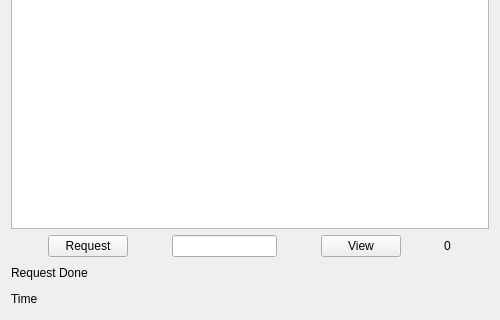
Old version of the form userimagesdialog.ui in the repository hassan-kandil/DistImage; both pictures show x 0 to 500 and y 180 to 500 of the 500 by 500 pixel window.
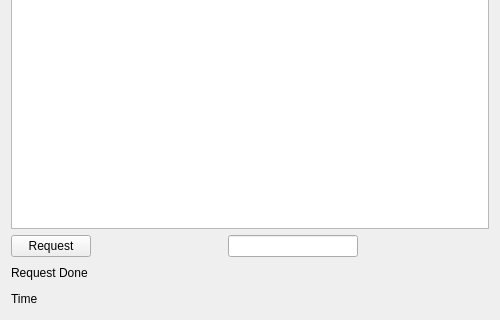
New version of the form.

Commit message: My image view

What changed in the file:
```diff
--- a/userimagesdialog.ui
+++ b/userimagesdialog.ui
@@ -50,19 +50,6 @@
    </item>
    <item>
     <layout class="QHBoxLayout" name="horizontalLayout">
-     <item>
-      <spacer name="horizontalSpacer_2">
-       <property name="orientation">
-        <enum>Qt::Horizontal</enum>
-       </property>
-       <property name="sizeHint" stdset="0">
-        <size>
-         <width>40</width>
-         <height>20</height>
-        </size>
-       </property>
-      </spacer>
-     </item>
      <item>
       <widget class="QPushButton" name="push_request">
        <property name="text">
@@ -103,46 +90,6 @@
        </property>
       </spacer>
      </item>
-     <item>
-      <widget class="QPushButton" name="push_view">
-       <property name="text">
-        <string>View</string>
-       </property>
-      </widget>
-     </item>
-     <item>
-      <spacer name="horizontalSpacer_6">
-       <property name="orientation">
-        <enum>Qt::Horizontal</enum>
-       </property>
-       <property name="sizeHint" stdset="0">
-        <size>
-         <width>40</width>
-         <height>20</height>
-        </size>
-       </property>
-      </spacer>
-     </item>
-     <item>
-      <widget class="QLabel" name="lbl_rem">
-       <property name="text">
-        <string>0</string>
-       </property>
-      </widget>
-     </item>
-     <item>
-      <spacer name="horizontalSpacer_5">
-       <property name="orientation">
-        <enum>Qt::Horizontal</enum>
-       </property>
-       <property name="sizeHint" stdset="0">
-        <size>
-         <width>40</width>
-         <height>20</height>
-        </size>
-       </property>
-      </spacer>
-     </item>
     </layout>
    </item>
    <item>
```
Left out of the diff: 1 changed line with no effect on the pictures. The commit also changes 23 other files.
